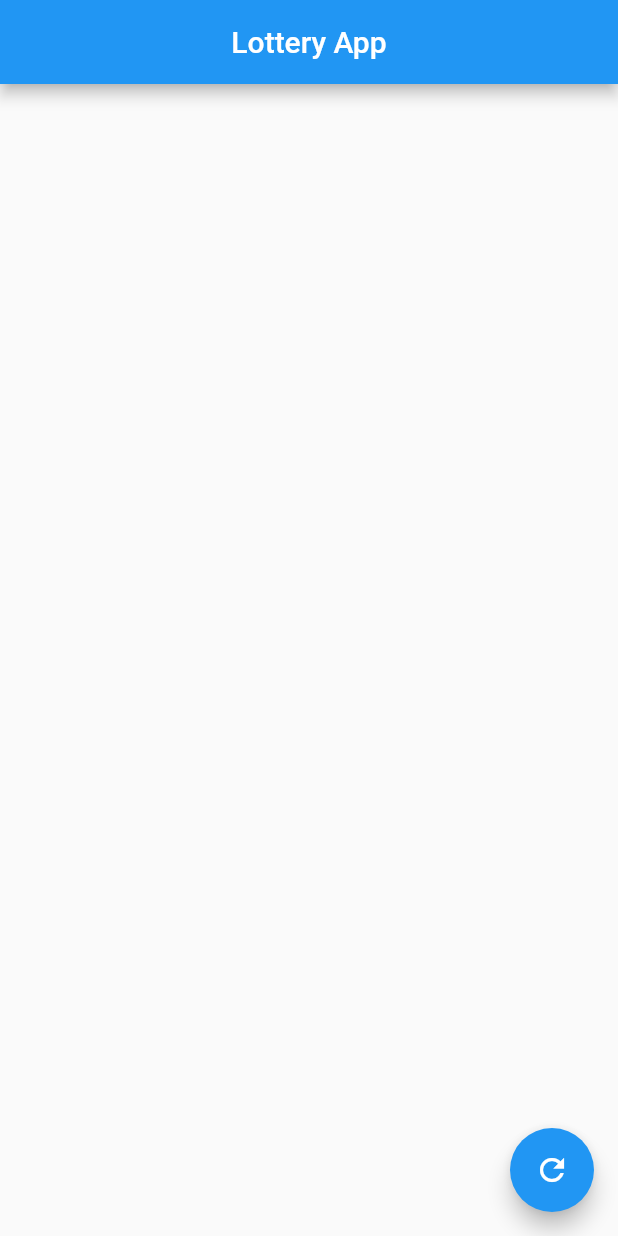
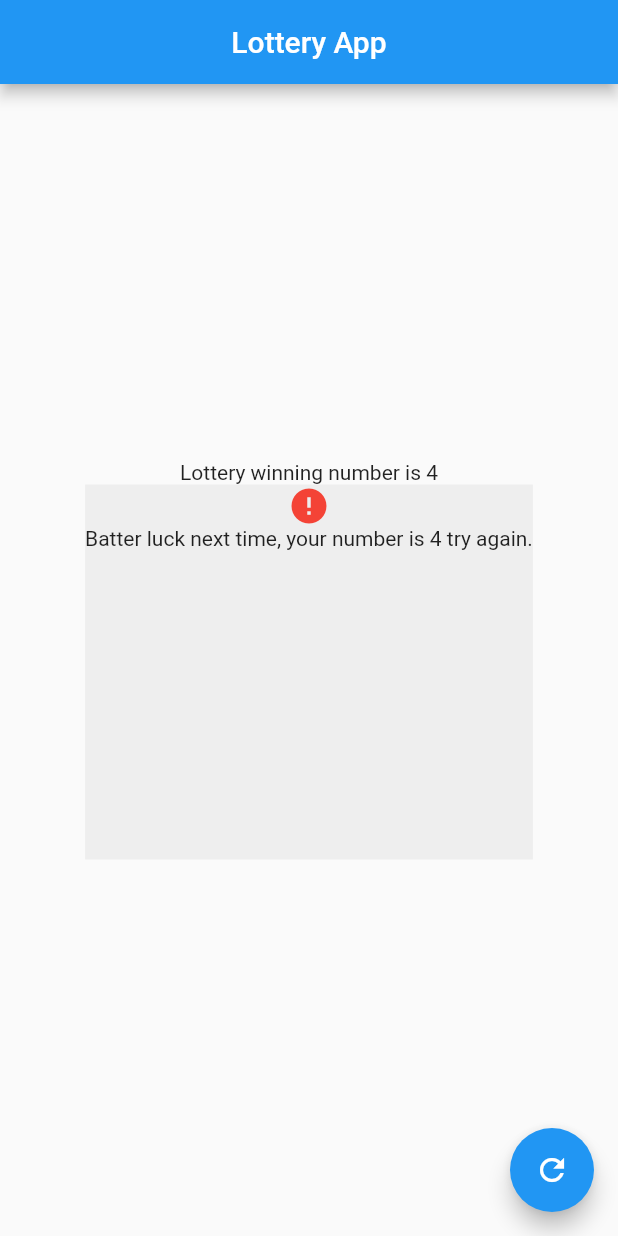
Before and after one commit to shakilkhan12/01-flutter-lottery-app, a Flutter app: the screen it shows after launch, on a phone screen of 412 x 824 dp. Run offline on Flutter 3.47's test engine with Material 2 defaults, Android fonts, the phone set to English and light mode, and no system bars.

Commit message:
lottery app states

```diff
--- a/lib/main.dart
+++ b/lib/main.dart
@@ -4,7 +4,7 @@ void main() {
   runApp(MyApp());
 }
 
-// https://youtu.be/ULg_aBP9TBI?list=PLFyjjoCMAPtxq8V9fuVmgsYKLNIKqSEV4&t=2032
+// https://youtu.be/ULg_aBP9TBI?list=PLFyjjoCMAPtxq8V9fuVmgsYKLNIKqSEV4&t=3305
 class MyApp extends StatefulWidget {
   const MyApp({super.key});
 
@@ -13,6 +13,7 @@ class MyApp extends StatefulWidget {
 }
 
 class _MyAppState extends State<MyApp> {
+  int x = 4;
   @override
   Widget build(BuildContext context) {
     return MaterialApp(
@@ -21,7 +22,27 @@ class _MyAppState extends State<MyApp> {
           title: Center(child: Text('Lottery App')),
         ),
         body: Column(
-          children: [],
+          mainAxisAlignment: MainAxisAlignment.center,
+          children: [
+            Center(
+              child: Text('Lottery winning number is $x'),
+            ),
+            Container(
+                height: 250,
+                decoration: BoxDecoration(
+                  color: Colors.grey.shade200,
+                ),
+                child: Column(
+                  children: [
+                    const Icon(
+                      Icons.error,
+                      color: Colors.red,
+                      size: 28,
+                    ),
+                    Text('Batter luck next time, your number is $x try again.')
+                  ],
+                ))
+          ],
         ),
         floatingActionButton:
             FloatingActionButton(onPressed: () {}, child: Icon(Icons.refresh)),
```
